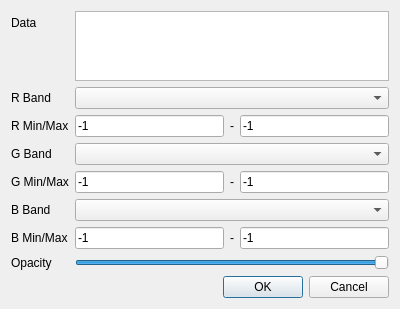
This is tGis.App/RasterRgbLayerPropertyDialog.ui in lidar-nevermore/tGis as Qt 5 draws it before an edit. The edited form follows.
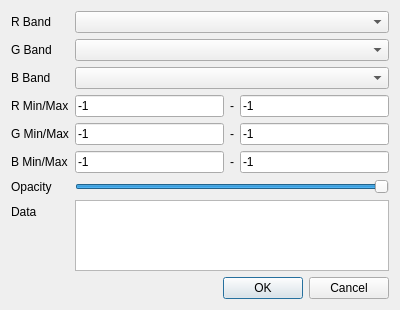
This is the edited form.

The edit to the form file:
```diff
--- a/tGis.App/RasterRgbLayerPropertyDialog.ui
+++ b/tGis.App/RasterRgbLayerPropertyDialog.ui
@@ -7,53 +7,51 @@
     <x>0</x>
     <y>0</y>
     <width>400</width>
-    <height>304</height>
+    <height>310</height>
    </rect>
   </property>
   <property name="windowTitle">
    <string>Dialog</string>
   </property>
-  <layout class="QVBoxLayout" name="verticalLayout">
-   <item>
     <layout class="QFormLayout" name="formLayout">
-     <item row="1" column="0">
+   <item row="0" column="0">
       <widget class="QLabel" name="label">
        <property name="text">
         <string notr="true">R Band</string>
        </property>
       </widget>
      </item>
-     <item row="1" column="1">
+   <item row="0" column="1">
       <widget class="QComboBox" name="cboBandR"/>
      </item>
-     <item row="3" column="0">
+   <item row="1" column="0">
       <widget class="QLabel" name="label_2">
        <property name="text">
         <string notr="true">G Band</string>
        </property>
       </widget>
      </item>
-     <item row="3" column="1">
+   <item row="1" column="1">
       <widget class="QComboBox" name="cboBandG"/>
      </item>
-     <item row="5" column="0">
+   <item row="2" column="0">
       <widget class="QLabel" name="label_3">
        <property name="text">
         <string notr="true">B Band</string>
        </property>
       </widget>
      </item>
-     <item row="5" column="1">
+   <item row="2" column="1">
       <widget class="QComboBox" name="cboBandB"/>
      </item>
-     <item row="2" column="0">
+   <item row="3" column="0">
       <widget class="QLabel" name="label_4">
        <property name="text">
         <string notr="true">R Min/Max</string>
        </property>
       </widget>
      </item>
-     <item row="2" column="1">
+   <item row="3" column="1">
       <widget class="QWidget" name="widget" native="true">
        <layout class="QHBoxLayout" name="horizontalLayout">
         <property name="leftMargin">
@@ -138,14 +136,14 @@
        </layout>
       </widget>
      </item>
-     <item row="6" column="0">
+   <item row="5" column="0">
       <widget class="QLabel" name="label_8">
        <property name="text">
         <string notr="true">B Min/Max</string>
        </property>
       </widget>
      </item>
-     <item row="6" column="1">
+   <item row="5" column="1">
       <widget class="QWidget" name="widget_3" native="true">
        <layout class="QHBoxLayout" name="horizontalLayout_3">
         <property name="leftMargin">
@@ -184,14 +182,14 @@
        </layout>
       </widget>
      </item>
-     <item row="7" column="0">
+   <item row="6" column="0">
       <widget class="QLabel" name="label_10">
        <property name="text">
         <string notr="true">Opacity</string>
        </property>
       </widget>
      </item>
-     <item row="7" column="1">
+   <item row="6" column="1">
       <widget class="QSlider" name="sdOpacity">
        <property name="maximum">
         <number>255</number>
@@ -204,23 +202,21 @@
        </property>
       </widget>
      </item>
-     <item row="0" column="0">
+   <item row="7" column="0">
       <widget class="QLabel" name="label_11">
        <property name="text">
         <string notr="true">Data</string>
        </property>
       </widget>
      </item>
-     <item row="0" column="1">
+   <item row="7" column="1">
       <widget class="QPlainTextEdit" name="pteData">
        <property name="enabled">
         <bool>true</bool>
        </property>
       </widget>
      </item>
-    </layout>
-   </item>
-   <item>
+   <item row="8" column="0" colspan="2">
     <widget class="QDialogButtonBox" name="buttonBox">
      <property name="orientation">
       <enum>Qt::Horizontal</enum>
```
Lines whose indentation alone changed are shown as unchanged.
